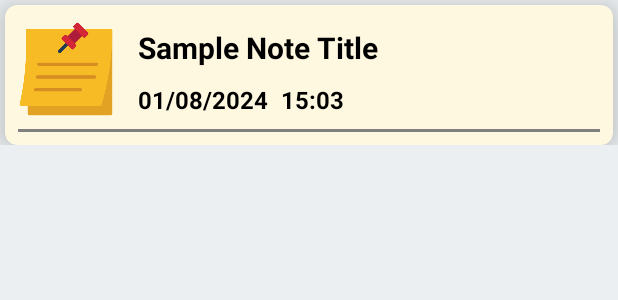
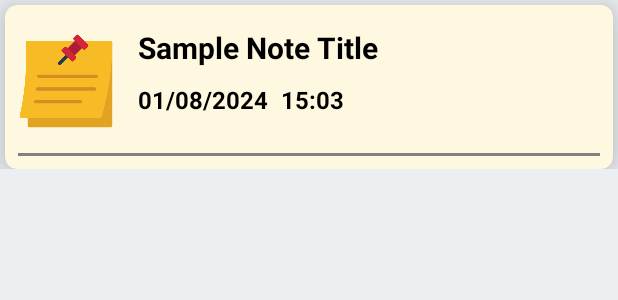
Before and after one commit to dupontcam/Simple_Note, an Android app: the layout custom_list_view.xml on its own in the app's theme, with its tools: preview values and no code run, on a phone screen of 412 x 824 dp. Shown: the top 300 px of the screen. Run offline under Robolectric (Android 15) with nearby library versions, the phone set to English and light mode, and no system bars.

```diff
--- a/app/src/main/res/layout/custom_list_view.xml
+++ b/app/src/main/res/layout/custom_list_view.xml
@@ -53,7 +53,8 @@
                 android:background="@color/grey"
                 app:layout_constraintEnd_toEndOf="parent"
                 app:layout_constraintStart_toStartOf="parent"
-                app:layout_constraintTop_toBottomOf="@id/constraintLayout6" />
+                app:layout_constraintTop_toBottomOf="@id/constraintLayout6"
+                android:layout_marginTop="8dp"/>
 
             <androidx.constraintlayout.widget.ConstraintLayout
                 android:id="@+id/constraintLayout"
@@ -77,6 +78,7 @@
                     android:text="@string/Sample_note_title"
                     android:textSize="20sp"
                     android:textStyle="bold"
+                    android:maxLength="50"
                     app:layout_constraintBottom_toBottomOf="parent"
                     app:layout_constraintEnd_toEndOf="parent"
                     app:layout_constraintStart_toStartOf="parent"
@@ -93,6 +95,7 @@
                     android:text="@string/Date"
                     android:textSize="16sp"
                     android:textStyle="bold"
+                    android:layout_marginBottom="16dp"
                     app:layout_constraintBottom_toBottomOf="parent"
                     app:layout_constraintStart_toStartOf="parent"
                     app:layout_constraintTop_toBottomOf="@+id/noteTitle"
@@ -107,6 +110,7 @@
                     android:text="@string/Time"
                     android:textSize="16sp"
                     android:textStyle="bold"
+                    android:layout_marginBottom="16dp"
                     app:layout_constraintBaseline_toBaselineOf="@+id/nDate"
                     app:layout_constraintEnd_toEndOf="parent"
                     app:layout_constraintHorizontal_bias="0.05"
```
Also changed, not shown: app/src/main/java/br/com/cursoandroid/simplenote/MainActivity.java (+25 -5 lines).
